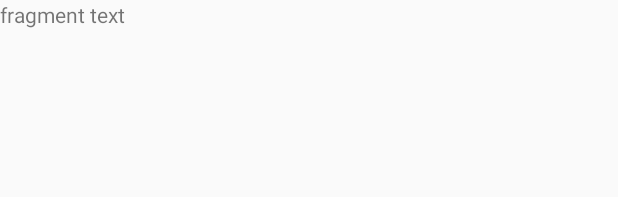
After one commit to CoreyHorn/MVPIFramework, an Android app: the layout fragment_example.xml on its own in the app's theme, with its tools: preview values and no code run, on a phone screen of 412 x 824 dp. The commit adds this screen. Shown: the top 197 px of the screen. Run offline under Robolectric (Android 15) with nearby library versions, the phone set to English and light mode, and no system bars.

Commit message:
Flesh out example further Fix issue with render being called when views are null

```diff
--- a/app/src/main/res/layout/activity_main.xml
+++ b/app/src/main/res/layout/activity_main.xml
@@ -7,6 +7,7 @@
     tools:context="com.coreyhorn.mvpiframeworkexample.MainActivity">
 
     <TextView
+        android:id="@+id/text"
         android:layout_height="wrap_content"
         android:layout_width="wrap_content"
         android:text="Hello World!"
@@ -15,4 +16,9 @@
         app:layout_constraintRight_toRightOf="parent"
         app:layout_constraintTop_toTopOf="parent" />
 
+    <FrameLayout
+        android:id="@+id/fragmentContainer"
+        android:layout_width="match_parent"
+        android:layout_height="match_parent"/>
+
 </android.support.constraint.ConstraintLayout>
--- /dev/null
+++ b/app/src/main/res/layout/fragment_example.xml
@@ -0,0 +1,11 @@
+<?xml version="1.0" encoding="utf-8"?>
+<android.support.constraint.ConstraintLayout xmlns:android="http://schemas.android.com/apk/res/android" android:layout_width="match_parent"
+    android:layout_height="match_parent">
+
+    <TextView
+        android:id="@+id/fragmentText"
+        android:layout_width="wrap_content"
+        android:layout_height="wrap_content"
+        android:text="fragment text"/>
+
+</android.support.constraint.ConstraintLayout>
--- a/mvpiframework/src/main/java/com/coreyhorn/mvpiframework/architecture/PresenterActivity.kt
+++ b/mvpiframework/src/main/java/com/coreyhorn/mvpiframework/architecture/PresenterActivity.kt
@@ -17,6 +17,7 @@ abstract class PresenterActivity<E : Event, A : Action, R : Result, S : State> :
     override var presenter: Presenter<E, A, R, S>? = null
     override var disposables = CompositeDisposable()
     override var attachAttempted = false
+    override var paused = true
 
     override fun onCreate(savedInstanceState: Bundle?) {
         super.onCreate(savedInstanceState)
@@ -25,11 +26,13 @@ abstract class PresenterActivity<E : Event, A : Action, R : Result, S : State> :
 
     override fun onResume() {
         super.onResume()
+        paused = false
         attachStream()
         setupViewBindings()
     }
 
     override fun onPause() {
+        paused = true
         detachStream()
         super.onPause()
     }
--- a/mvpiframework/src/main/java/com/coreyhorn/mvpiframework/architecture/PresenterFragment.kt
+++ b/mvpiframework/src/main/java/com/coreyhorn/mvpiframework/architecture/PresenterFragment.kt
@@ -17,6 +17,7 @@ abstract class PresenterFragment<E : Event, A : Action, R : Result, S : State> :
     override var presenter: Presenter<E, A, R, S>? = null
     override var disposables = CompositeDisposable()
     override var attachAttempted = false
+    override var paused = true
 
     override fun onActivityCreated(savedInstanceState: Bundle?) {
         super.onActivityCreated(savedInstanceState)
@@ -25,11 +26,13 @@ abstract class PresenterFragment<E : Event, A : Action, R : Result, S : State> :
 
     override fun onResume() {
         super.onResume()
+        paused = false
+        setupViewBindings()
         attachStream()
-        setupViewBindings()
     }
 
     override fun onPause() {
+        paused = true
         detachStream()
         super.onPause()
     }
```
Also changed, not shown: app/src/main/java/com/coreyhorn/mvpiframeworkexample/ExampleFragment.kt (added, +29 -0 lines), app/src/main/java/com/coreyhorn/mvpiframeworkexample/ExampleInteractor.kt (added, +11 -0 lines), app/src/main/java/com/coreyhorn/mvpiframeworkexample/ExamplePresenter.kt (+10 -1 lines), app/src/main/java/com/coreyhorn/mvpiframeworkexample/MainActivity.kt (+8 -0 lines), mvpiframework/src/main/java/com/coreyhorn/mvpiframework/architecture/PresenterView.kt (+6 -1 lines).
